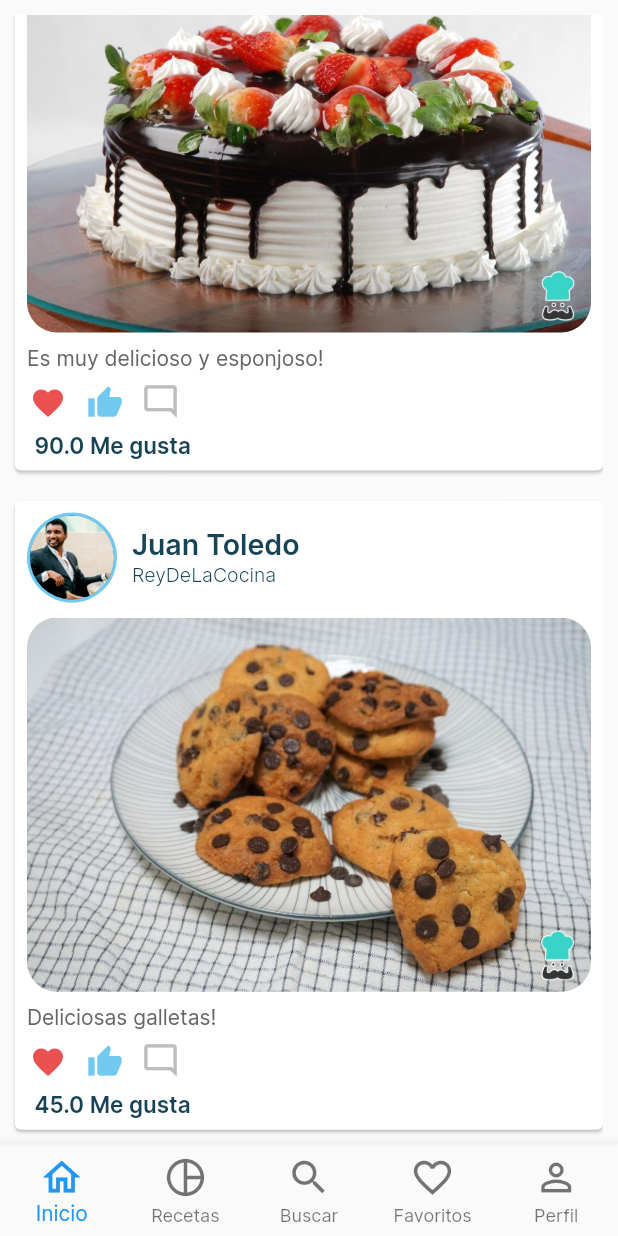
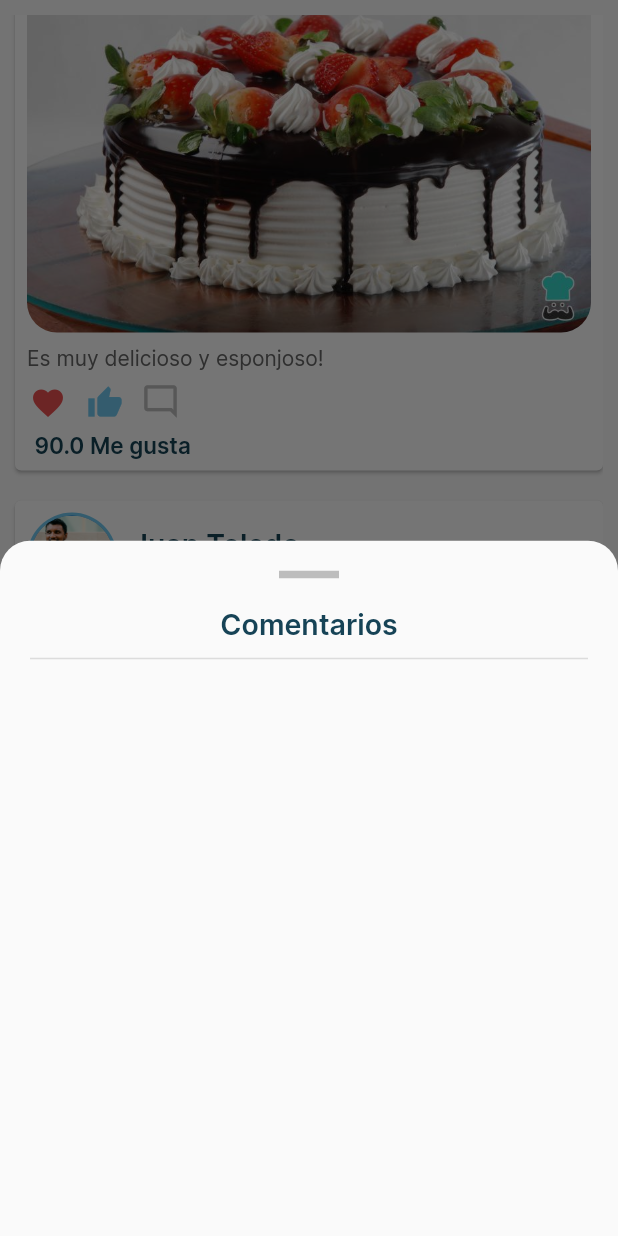
Before and after one commit to Kev2000-Github/Flavor_House, a Flutter app: the MainScreen screen opened directly, scrolled down 256 dp, after a tap on the "mode comment" icon, on a phone screen of 412 x 824 dp. Run offline on Flutter 3.47's test engine with Material 2 defaults, Android fonts, the phone set to English and light mode, and no system bars; drawn by our look-alikes of like_button; our stand-ins replace dartz, equatable, flutter_svg, image_picker, shared_preferences, shimmer; accounts and stored records are empty.

```diff
--- a/lib/screens/register/step_two.dart
+++ b/lib/screens/register/step_two.dart
@@ -65,19 +65,19 @@ class _RegisterTwoScreenState extends State<RegisterTwoScreen> {
 
   List<Step> stepList() => [
         Step(
-            title: Text("Genero"),
+            title: const Text("Genero"),
             content: StepGender(onGenderSelect: onGenderStepContinue),
             state: StepState.editing,
             isActive: _currentStep >= 0),
         Step(
-            title: Text("Pais"),
+            title: const Text("Pais"),
             content: StepCountry(
               onCountrySelect: onCountryStepContinue,
             ),
             state: StepState.editing,
             isActive: _currentStep >= 1),
         Step(
-            title: Text("Intereses"),
+            title: const Text("Intereses"),
             content: StepInterests(
               onFinish: onFinish,
             ),
--- a/lib/services/register/register_step_two_service.dart
+++ b/lib/services/register/register_step_two_service.dart
@@ -1,8 +1,11 @@
 
 import 'package:dartz/dartz.dart';
 import 'package:flavor_house/common/error/failures.dart';
+import 'package:flavor_house/models/interest.dart';
 import 'package:flavor_house/models/user/user.dart';
 
 abstract class RegisterStepTwo {
   Future<Either<Failure, User>> registerAditionalInfo(String countryId, String? genderId, List<String> interests);
+  Future<Either<Failure, List<Interest>>> getInterests();
+
 }
--- /dev/null
+++ b/lib/widgets/modal/comments.dart
@@ -0,0 +1,51 @@
+import 'package:flutter/material.dart';
+
+import '../../utils/colors.dart';
+import '../../utils/text_themes.dart';
+
+class CommentsModalContent extends StatefulWidget {
+  const CommentsModalContent({super.key});
+
+  @override
+  State<CommentsModalContent> createState() => _CommentsModalContentState();
+}
+
+class _CommentsModalContentState extends State<CommentsModalContent> {
+  @override
+  void initState() {
+    super.initState();
+  }
+
+  @override
+  Widget build(BuildContext context) {
+    return SizedBox(
+        height: MediaQuery.of(context).copyWith().size.height,
+        child: Column(
+          crossAxisAlignment: CrossAxisAlignment.center,
+          children: [
+            Padding(
+              padding: const EdgeInsets.symmetric(vertical: 20),
+              child: Container(height: 5, width: 40, color: gray03Color),
+            ),
+            Padding(
+              padding: const EdgeInsets.only(bottom: 10),
+              child: Text(
+                "Comentarios",
+                style: DesignTextTheme.get(type: TextThemeEnum.darkMedium),
+              ),
+            ),
+            const Padding(
+                padding: EdgeInsets.symmetric(horizontal: 20),
+                child: Divider(
+                  height: 1,
+                  thickness: 1,
+                )),
+            Padding(
+                padding: const EdgeInsets.all(20),
+                child: Column(
+                  children: [Container()],
+                ))
+          ],
+        ));
+  }
+}
--- a/lib/widgets/post_moment.dart
+++ b/lib/widgets/post_moment.dart
@@ -1,9 +1,11 @@
+import 'package:flavor_house/widgets/modal/comments.dart';
 import 'package:flavor_house/widgets/post_user.dart';
 import 'package:flavor_house/widgets/stars.dart';
 import 'package:flutter/material.dart';
 import 'package:like_button/like_button.dart';
 
 import '../utils/colors.dart';
+import 'modal/sort.dart';
 
 class PostMoment extends StatelessWidget {
   final String fullName;
@@ -25,6 +27,17 @@ class PostMoment extends StatelessWidget {
       required this.picture,
       required this.avatar})
       : super(key: key);
+
+  void onOpenComments(BuildContext context) {
+    showModalBottomSheet(
+        context: context,
+        shape: const RoundedRectangleBorder(
+            borderRadius: BorderRadius.only(
+              topLeft: Radius.circular(20),
+              topRight: Radius.circular(20)
+            )),
+        builder: (context) => CommentsModalContent());
+  }
 
   @override
   Widget build(BuildContext context) {
@@ -68,7 +81,9 @@ class PostMoment extends StatelessWidget {
                   },
                 ),
                 GestureDetector(
-                  onTap: () {},
+                  onTap: () {
+                    onOpenComments(context);
+                  },
                   child: const Icon(Icons.mode_comment_outlined,
                       size: 26, color: gray03Color),
                 )
--- a/pubspec.yaml
+++ b/pubspec.yaml
@@ -111,3 +111,4 @@ flutter:
     - assets/images/cake.jpg
     - assets/images/cookies.jpg
     - assets/images/user_avatar.png
+    - assets/images/interest.jpg
```
Also changed, not shown: lib/models/interest.dart (+7 -0 lines), lib/screens/register/step_two_interests.dart (+37 -30 lines), lib/services/register/dummy_register_step_two_service.dart (+17 -1 lines), lib/widgets/sort.dart (+5 -2 lines), assets/images/interest.jpg (added).
